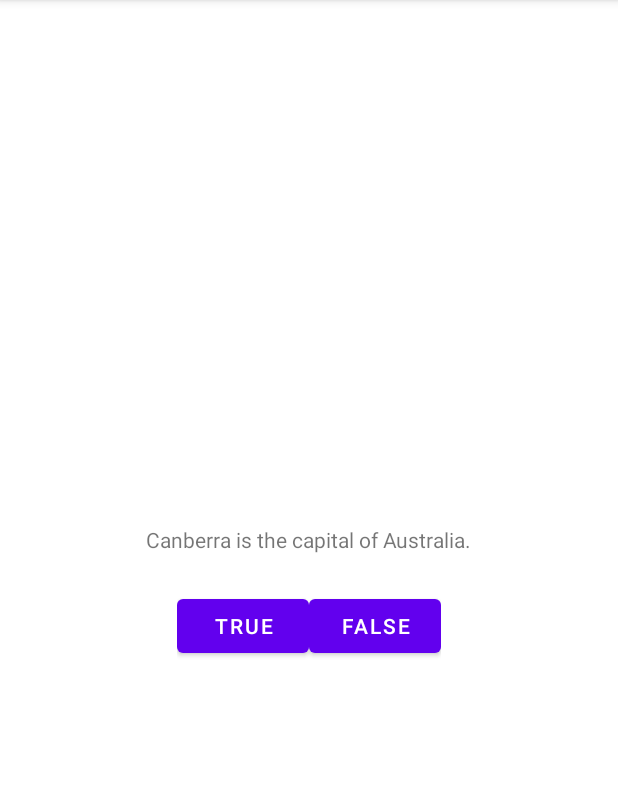
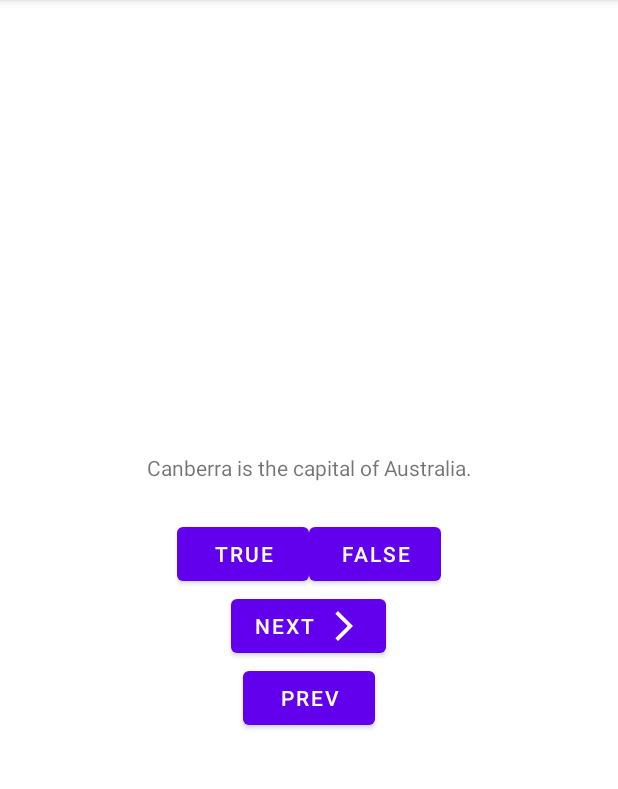
Before and after one commit to ionnomirai/GeoQuizApp, an Android app: the screen it shows after launch (MainActivity), after a tap on "TRUE", on a phone screen of 412 x 824 dp, the part 84-873 px from its top. Run offline under Robolectric (Android 15) with nearby library versions, the phone set to English and light mode, and no system bars.

Commit message:
Add some features * Fixed display of toast in MainActivity. Now output from below * Added next button, with right arrow vector icon * Added questions to resources * Created question list * Implemented the 'next' button logic. By clicking on this button, the question changes. * Created a function that updates the question in the textView (questionTextView) * Created a function that checks if the user answered the question correctly. Added it to the 'true' and 'false' button * Created a 'prev' button - empty for now

```diff
--- a/GeoQuiz/app/src/main/java/com/example/geoquiz/MainActivity.kt
+++ b/GeoQuiz/app/src/main/java/com/example/geoquiz/MainActivity.kt
@@ -2,44 +2,82 @@ package com.example.geoquiz
 
 import androidx.appcompat.app.AppCompatActivity
 import android.os.Bundle
-import android.view.Gravity
 import android.view.View
 import android.widget.Button
+import android.widget.TextView
 import android.widget.Toast
 
 class MainActivity : AppCompatActivity() {
 
     private lateinit var trueButton:Button
     private lateinit var falseButton: Button
+    private lateinit var nextButton: Button
+    private lateinit var questionTextView: TextView
+
+    //List of question for quiz (A better way is database)
+    private val questionBank = listOf<Question>(
+        Question(R.string.question_australia, true),
+        Question(R.string.question_oceans, true),
+        Question(R.string.question_mideast, false),
+        Question(R.string.question_africa, false),
+        Question(R.string.question_americas, true),
+        Question(R.string.question_asia, true)
+    )
+    private var currentIndex = 0
 
     override fun onCreate(savedInstanceState: Bundle?) {
         super.onCreate(savedInstanceState)
         setContentView(R.layout.activity_main)
 
+        //initialise variable (give them link to the View)
         trueButton = findViewById(R.id.true_button)
         falseButton = findViewById(R.id.false_button)
+        nextButton = findViewById(R.id.next_button)
+        questionTextView = findViewById(R.id.question_text_view)
 
         trueButton.setOnClickListener { view: View ->
-            //action
-            /*устновка выведения toast сверху посреди экрана
-            * здесь важен порядок, если я вызову setGravity перед makeText
-            * или создам Toast(this).setGravity - то это не сработает, программа будет
-            * считать что я присвоил функцию переменной
-            * Что имею в виду: если сейчас навести на перемнную toast, то отобразит,
-            * что это тип данных Toast!, а если Toast(this).setGravity то отобразит,
-            * что это Unit (это функция)
-            *
-            * Вывод: правильная формула, это сначала создать Toast, установить его параметры
-            * (context, text, duration), а затем изменять его другие характеристики*/
-            val toast = Toast
-                .makeText(this, R.string.correct_toast, Toast.LENGTH_SHORT)
-            toast.setGravity(Gravity.TOP, 0, 0)
-            toast.show()
+            checkAnswer(true)
         }
 
         falseButton.setOnClickListener { view: View ->
-            //стандартное выведение toast
-            Toast.makeText(this, R.string.incorrect_toast, Toast.LENGTH_SHORT).show()
+            checkAnswer(false)
         }
+
+        nextButton.setOnClickListener {
+            /*the point is to incrementally increase the current index,
+            but when it equals the size of questionBank, then immediately equate it to 0*/
+            currentIndex = (currentIndex + 1) % questionBank.size
+            updateQuestion()
+        }
+
+        //fill textView area with information (question) when application start
+        updateQuestion()
+
+    }
+
+    private fun updateQuestion(){
+        /*Create variable that has type Int.
+        * This variable point on the question in our list of question.
+        * As soon as the application is launched, it is always point on the first question
+        * because currentIndex it is 0.
+        * Next we get from the object of question his Int number of string resource id
+        * (this is needed to be able to set the string in the TextView)*/
+        val questionTextResId = questionBank[currentIndex].textResId
+        questionTextView.setText(questionTextResId)
+    }
+
+    private fun checkAnswer(userAnswer: Boolean){
+        /*save in variable correct answer on the current quesion (true or false)*/
+        val correctAnswer = questionBank[currentIndex].answer
+
+        /*save variable (Int) with correct or incorrect answer string resource
+        * this variable is more for comfort than benefit*/
+        val messageResId = if(userAnswer == correctAnswer){
+            R.string.correct_toast
+        } else {
+            R.string.incorrect_toast
+        }
+
+        Toast.makeText(this, messageResId, Toast.LENGTH_SHORT).show()
     }
 }
--- a/GeoQuiz/app/src/main/java/com/example/geoquiz/Question.kt
+++ b/GeoQuiz/app/src/main/java/com/example/geoquiz/Question.kt
@@ -1,4 +1,6 @@
 package com.example.geoquiz
 
-data class Question (var a: Int){
+import androidx.annotation.StringRes
+
+data class Question (@StringRes val textResId: Int, val answer: Boolean){
 }
--- /dev/null
+++ b/GeoQuiz/app/src/main/res/drawable/ic_baseline_arrow_back_ios_new_24.xml
@@ -0,0 +1,5 @@
+<vector android:height="24dp" android:tint="#FFFFFF"
+    android:viewportHeight="24" android:viewportWidth="24"
+    android:width="24dp" xmlns:android="http://schemas.android.com/apk/res/android">
+    <path android:fillColor="@android:color/white" android:pathData="M17.77,3.77l-1.77,-1.77l-10,10l10,10l1.77,-1.77l-8.23,-8.23z"/>
+</vector>
--- /dev/null
+++ b/GeoQuiz/app/src/main/res/drawable/ic_baseline_arrow_forward_ios_24.xml
@@ -0,0 +1,6 @@
+<vector android:autoMirrored="true" android:height="24dp"
+    android:tint="#FFFFFF" android:viewportHeight="24"
+    android:viewportWidth="24" android:width="24dp" xmlns:android="http://schemas.android.com/apk/res/android">
+    <path android:fillColor="@android:color/white" android:pathData="M6.23,20.23l1.77,1.77l10,-10l-10,-10l-1.77,1.77l8.23,8.23z"/>
+
+</vector>
--- a/GeoQuiz/app/src/main/res/layout/activity_main.xml
+++ b/GeoQuiz/app/src/main/res/layout/activity_main.xml
@@ -1,14 +1,20 @@
 <?xml version="1.0" encoding="utf-8"?>
+
 <LinearLayout xmlns:android="http://schemas.android.com/apk/res/android"
+    xmlns:tools="http://schemas.android.com/tools"
     android:layout_width="match_parent"
     android:layout_height="match_parent"
     android:gravity="center"
     android:orientation="vertical">
+
     <TextView
+        android:id="@+id/question_text_view"
         android:layout_width="wrap_content"
         android:layout_height="wrap_content"
+        android:gravity="center"
         android:padding="24dp"
-        android:text="@string/question_text" />
+        tools:text="@string/question_australia" />
+
     <LinearLayout
         android:layout_width="wrap_content"
         android:layout_height="wrap_content"
@@ -24,5 +30,22 @@
             android:layout_width="wrap_content"
             android:layout_height="wrap_content"
             android:text="@string/false_button" />
+
     </LinearLayout>
+
+    <Button
+        android:id="@+id/next_button"
+        android:layout_width="wrap_content"
+        android:layout_height="wrap_content"
+        android:text="@string/next_button"
+        android:drawableEnd="@drawable/ic_baseline_arrow_forward_ios_24"
+        android:drawablePadding="4dp"
+        />
+
+    <Button
+        android:id="@+id/prev_button"
+        android:layout_width="wrap_content"
+        android:layout_height="wrap_content"
+        android:drawableStart="@drawable/ic_baseline_arrow_forward_ios_24"
+        android:text="@string/prev_button" />
 </LinearLayout>
--- a/GeoQuiz/app/src/main/res/values/strings.xml
+++ b/GeoQuiz/app/src/main/res/values/strings.xml
@@ -1,8 +1,17 @@
 <resources>
     <string name="app_name">GeoQuiz</string>
-    <string name="question_text">Canberra is the capital of Australia.</string>
+
+    <string name="question_australia">Canberra is the capital of Australia.</string>
+    <string name="question_oceans">The Pacific Ocean is larger than the Atlantic Ocean.</string>
+    <string name="question_mideast">The Suez Canal connects the Red Sea and the Indian Ocean.</string>
+    <string name="question_africa">The source of the Nile River is in Egypt.</string>
+    <string name="question_americas">The Amazon River is the longest river in the Americas.</string>
+    <string name="question_asia">Lake Baikal is the world\'s oldest and deepest freshwater lake.</string>
+
     <string name="true_button">True</string>
     <string name="false_button">False</string>
+    <string name="next_button">Next</string>
+    <string name="prev_button">Prev</string>
     <string name="correct_toast">Correct!</string>
     <string name="incorrect_toast">Incorrect!</string>
 </resources>
```
Also changed, not shown: GeoQuiz/app/src/main/res/mipmap-xxxhdpi/arrow_right.png (added).
